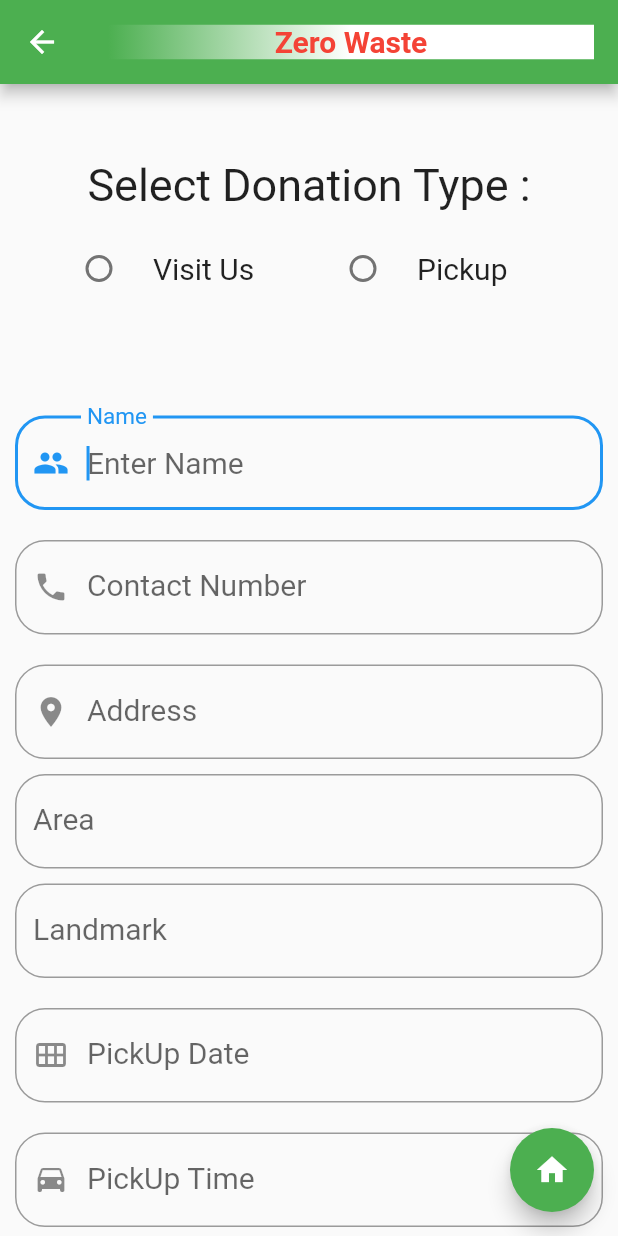
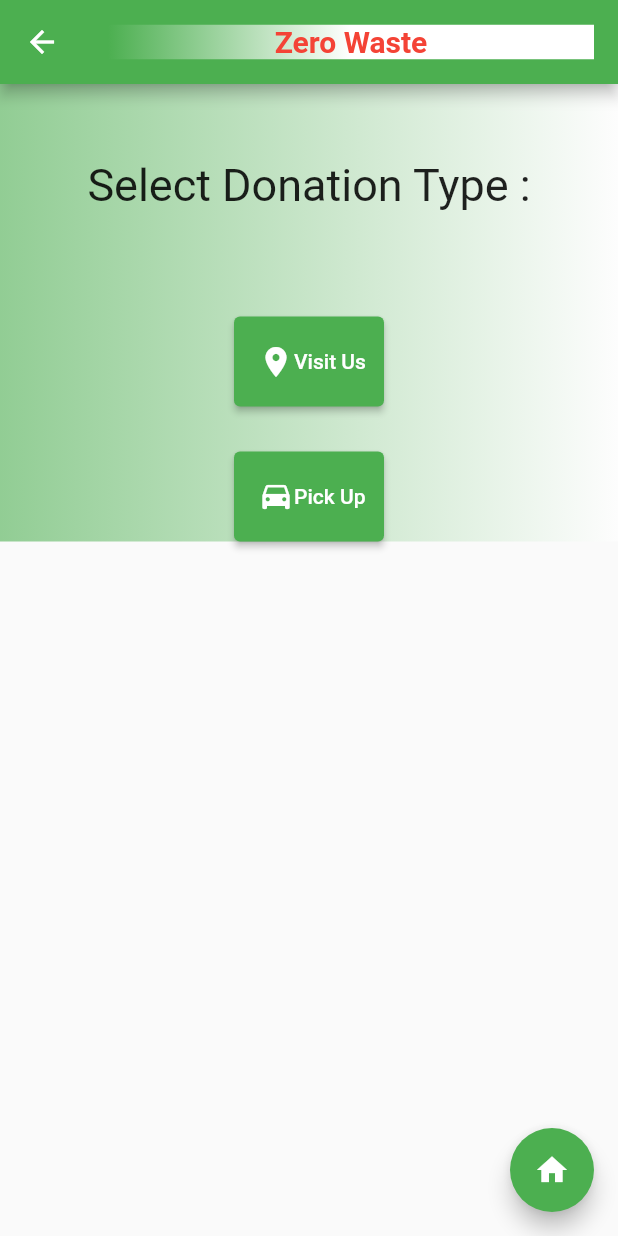
Before and after one commit to Maansi03/zerowaste, a Flutter app: the NekiDiwar screen opened directly, on a phone screen of 412 x 824 dp. Run offline on Flutter 3.47's test engine with Material 2 defaults, Android fonts, the phone set to English and light mode, and no system bars; our stand-ins replace carousel_slider, readmore.

Commit message:
22sep udate

```diff
--- a/lib/form.dart
+++ /dev/null
@@ -1,23 +0,0 @@
-import 'package:flutter/material.dart';
-
-class form extends StatefulWidget {
-  @override
-  State<form> createState() => _formState();
-}
-
-class _formState extends State<form> {
-  @override
-  Widget build(BuildContext context) {
-    return MaterialApp(
-      title: 'Material App',
-      home: Scaffold(
-        appBar: AppBar(
-            //  title: const Text('Material App Bar'),
-            ),
-        body: const Center(
-          child: Text('Hello World'),
-        ),
-      ),
-    );
-  }
-}
--- a/lib/homepage.dart
+++ b/lib/homepage.dart
@@ -50,7 +50,9 @@ class _MyHomePageState extends State<MyHomePage> {
                         bottomLeft: Radius.circular(36),
                         bottomRight: Radius.circular(36))),
                 child: Image.asset(
-                  'assets/Document.png',
+                  'assets/h11.jpg',
+                  fit: BoxFit.cover,
+                  width: double.infinity,
                 ),
               ),
             ]),
--- a/lib/nekiDiwar.dart
+++ b/lib/nekiDiwar.dart
@@ -1,7 +1,7 @@
 // ignore: file_names
 import 'package:flutter/material.dart';
-
 import 'homepage.dart';
+import 'package:url_launcher/url_launcher.dart';
 
 // ignore: use_key_in_widget_constructors
 
@@ -13,6 +13,16 @@ class NekiDiwar extends StatefulWidget {
 }
 
 class _NekiDiwarState extends State<NekiDiwar> {
+  launchMap() {
+    // ignore: deprecated_member_use
+    launch('https://goo.gl/maps/PqqNKax6ZwrF946C6');
+  }
+
+  launchForm() {
+    // ignore: deprecated_member_use
+    launch('https://forms.gle/QgoXbMM4UWHYUoS86');
+  }
+
   int _groupValue = -1;
   bool viewVisible = true;
 
@@ -25,7 +35,8 @@ class _NekiDiwarState extends State<NekiDiwar> {
   void submit() {}
   @override
   Widget build(BuildContext context) {
-    return Scaffold(
+    return Container(
+      child: Scaffold(
         appBar: AppBar(
           backgroundColor: Colors.green,
           title: Container(
@@ -52,211 +63,234 @@ class _NekiDiwarState extends State<NekiDiwar> {
         ),
         body: SingleChildScrollView(
           child: Container(
-          // decoration: BoxDecoration(
-          //   gradient: LinearGradient(
-          //     begin: Alignment.topRight,
-          //     end: Alignment.bottomRight,
-          //     colors: [
-          //       Color.fromARGB(255, 198, 220, 238),
-          //       Color.fromARGB(255, 238, 167, 162),
-          //     ],
-          //   ),
-          // ),
+            //height: double.infinity,
+            decoration: BoxDecoration(
+              gradient: LinearGradient(colors: [
+                Colors.green.withOpacity(.6),
+                Colors.white.withOpacity(.6),
+              ]),
+            ),
             child: Column(
-            crossAxisAlignment: CrossAxisAlignment.start,
-            mainAxisAlignment: MainAxisAlignment.start,
-            children: <Widget>[
-              Column(
-                children: <Widget>[
+              children: [
                 SizedBox(
                   height: 50,
                 ),
-                  Text(
+                Center(
+                  child: Text(
                     'Select Donation Type :',
                     style: TextStyle(fontSize: 30),
                   ),
-                  SizedBox(
-                    height: 10,
                 ),
-                  Row(
-                    children: <Widget>[
-                      Expanded(
-                        flex: 1,
-                        child: Container(
-                          padding: EdgeInsets.only(left: 30),
-                          child: RadioListTile(
-                            value: 0,
-                            groupValue: _groupValue,
-                            title: const Text("Visit Us",
-                                style: TextStyle(fontSize: 20)),
-                            onChanged: (newValue) => setState(
-                              () => _groupValue = newValue!,
-                            ),
-                            activeColor: Colors.red,
-                            selected: false,
-                          ),
-                        ),
-                      ),
-                      Expanded(
-                        flex: 1,
-                        child: RadioListTile(
-                          value: 1,
-                          groupValue: _groupValue,
-                          title: const Text("Pickup",
-                              style: TextStyle(fontSize: 20)),
-                          onChanged: (newValue) => setState(
-                            () => _groupValue = newValue!,
-                          ),
-                          activeColor: Colors.red,
-                          selected: false,
-                        ),
-                      ),
-                    ],
-                  ),
+
+                // Row(
+                //   children: <Widget>[
+                //     Expanded(
+                //       flex: 1,
+                //       child: Container(
+                //         padding: EdgeInsets.only(left: 30),
+                //         child: RadioListTile(
+                //           value: 0,
+                //           groupValue: _groupValue,
+                //           title: const Text("Visit Us",
+                //               style: TextStyle(fontSize: 20)),
+                //           onChanged: (newValue) => setState(
+                //             () => _groupValue = newValue!,
+                //           ),
+                //           activeColor: Colors.red,
+                //           selected: false,
+                //         ),
+                //       ),
+                //     ),
+                //     Expanded(
+                //       flex: 1,
+                //       child: RadioListTile(
+                //         value: 1,
+                //         groupValue: _groupValue,
+                //         title: const Text("Pickup",
+                //             style: TextStyle(fontSize: 20)),
+                //         onChanged: (newValue) => setState(
+                //           () => _groupValue = newValue!,
+                //         ),
+                //         activeColor: Colors.red,
+                //         selected: false,
+                //       ),
+                //     ),
+                //   ],
+                // ),
                 SizedBox(
                   height: 70,
                 ),
-
-////////////////////////////////////////////////////////// Form /////////////////////////////////////////
-                  Visibility(
-                    visible: viewVisible,
-                    child: Container(
-                      padding: EdgeInsets.only(left: 10, right: 10),
-                      child: Column(
-                        children: [
-                          TextField(
-                            autofocus: true,
-                            style: TextStyle(fontSize: 20),
-                            decoration: InputDecoration(
-                              border: OutlineInputBorder(
-                                  borderRadius: BorderRadius.circular(20),
-                                  borderSide: BorderSide(
-                                      width: 3, color: Colors.green)),
-                              labelText: 'Name',
-                              hintText: 'Enter Name',
-                              prefixIcon: Icon(Icons.people),
+                Container(
+                  height: 60,
+                  width: 100,
+                  child: ElevatedButton(
+                      onPressed: launchMap,
+                      style: ElevatedButton.styleFrom(
+                        backgroundColor: Colors.green, // Background color
                       ),
+                      child: Row(
+                        children: const [
+                          Icon(Icons.location_on),
+                          Text('Visit Us'),
+                        ],
+                      )),
                 ),
                 SizedBox(
-                            height: 20,
+                  height: 30,
                 ),
-                          TextField(
-                            style: TextStyle(fontSize: 20),
-                            decoration: InputDecoration(
-                              border: OutlineInputBorder(
-                                borderRadius: BorderRadius.circular(20),
+                Container(
+                  height: 60,
+                  width: 100,
+                  child: ElevatedButton(
+                      onPressed: launchForm,
+                      style: ElevatedButton.styleFrom(
+                        backgroundColor: Colors.green, // Background color
                       ),
-                              labelText: 'Contact Number',
-                              hintText: 'Enter Contact Number',
-                              prefixIcon: Icon(Icons.phone),
+                      child: Row(
+                        children: [
+                          Icon(Icons.time_to_leave),
+                          Text('Pick Up'),
+                        ],
+                      )),
                 ),
-                          ),
-                          SizedBox(
-                            height: 20,
-                          ),
-                          TextField(
-                            style: TextStyle(fontSize: 20),
-                            decoration: InputDecoration(
-                              border: OutlineInputBorder(
-                                borderRadius: BorderRadius.circular(20),
-                              ),
-                              labelText: 'Address ',
-                              hintText: 'Enter Street NumberS',
-                              prefixIcon: Icon(Icons.location_on),
-                            ),
-                          ),
-                          SizedBox(
-                            height: 10,
-                          ),
-                          TextField(
-                            style: TextStyle(fontSize: 20),
-                            decoration: InputDecoration(
-                              border: OutlineInputBorder(
-                                borderRadius: BorderRadius.circular(20),
-                              ),
-                              labelText: 'Area',
-                              hintText: 'Enter Area',
-                            ),
-                          ),
-                          SizedBox(
-                            height: 10,
-                          ),
-                          TextField(
-                            style: TextStyle(fontSize: 20),
-                            decoration: InputDecoration(
-                              border: OutlineInputBorder(
-                                borderRadius: BorderRadius.circular(20),
-                              ),
-                              labelText: 'Landmark',
-                              hintText: 'Enter Landmark',
-                            ),
-                          ),
-                          SizedBox(
-                            height: 20,
-                          ),
-                          TextField(
-                            style: TextStyle(fontSize: 20),
-                            decoration: InputDecoration(
-                              border: OutlineInputBorder(
-                                borderSide: BorderSide(color: Colors.green),
-                                borderRadius: BorderRadius.circular(20),
-                              ),
-                              labelText: 'PickUp Date',
-                              hintText: 'Enter PickUp Date',
-                              prefixIcon: Icon(Icons.calendar_view_month),
-                            ),
-                          ),
-                          SizedBox(
-                            height: 20,
-                          ),
-                          TextField(
-                            style: TextStyle(fontSize: 20),
-                            decoration: InputDecoration(
-                              border: OutlineInputBorder(
-                                borderRadius: BorderRadius.circular(20),
-                              ),
-                              labelText: 'PickUp Time',
-                              hintText: 'Enter PickUp Time',
-                              prefixIcon: Icon(Icons.time_to_leave),
-                            ),
-                          ),
-                          SizedBox(
-                            height: 20,
-                          ),
-                          TextField(
-                            style: TextStyle(fontSize: 20),
-                            decoration: InputDecoration(
-                              border: OutlineInputBorder(
-                                borderRadius: BorderRadius.circular(20),
-                              ),
-                              labelText: 'Donation Items',
-                              hintText: 'Items you want to donate',
-                              prefixIcon: Icon(Icons.hail),
-                            ),
-                          ),
-                          SizedBox(
-                            height: 10,
-                          ),
-                          ElevatedButton(
-                              style: ElevatedButton.styleFrom(
-                                primary: Colors.green,
-                                // side: BorderSide(color: Colors.yellow, width: 5),
-                                textStyle: const TextStyle(
-                                    color: Colors.white,
-                                    fontSize: 25,
-                                    fontStyle: FontStyle.normal),
-                                shape: BeveledRectangleBorder(
-                                    borderRadius:
-                                        BorderRadius.all(Radius.circular(10))),
-                              ),
-                              onPressed: submit,
-                              child: Text('Submit')),
-                        ],
-                      ),
-                    ),
-                  ),
-                ],
-              ),
+                ////////////////////////////////////////////////////////// Form /////////////////////////////////////////
+                // Visibility(
+                //   visible: viewVisible,
+                //   child: Container(
+                //     padding: EdgeInsets.only(left: 10, right: 10),
+                //     child: Column(
+                //       children: [
+                //         TextField(
+                //           autofocus: true,
+                //           style: TextStyle(fontSize: 20),
+                //           decoration: InputDecoration(
+                //             border: OutlineInputBorder(
+                //                 borderRadius: BorderRadius.circular(20),
+                //                 borderSide: BorderSide(
+                //                     width: 3, color: Colors.green)),
+                //             labelText: 'Name',
+                //             hintText: 'Enter Name',
+                //             prefixIcon: Icon(Icons.people),
+                //           ),
+                //         ),
+                //         SizedBox(
+                //           height: 20,
+                //         ),
+                //         TextField(
+                //           style: TextStyle(fontSize: 20),
+                //           decoration: InputDecoration(
+                //             border: OutlineInputBorder(
+                //               borderRadius: BorderRadius.circular(20),
+                //             ),
+                //             labelText: 'Contact Number',
+                //             hintText: 'Enter Contact Number',
+                //             prefixIcon: Icon(Icons.phone),
+                //           ),
+                //         ),
+                //         SizedBox(
+                //           height: 20,
+                //         ),
+                //         TextField(
+                //           style: TextStyle(fontSize: 20),
+                //           decoration: InputDecoration(
+                //             border: OutlineInputBorder(
+                //               borderRadius: BorderRadius.circular(20),
+                //             ),
+                //             labelText: 'Address ',
+                //             hintText: 'Enter Street NumberS',
+                //             prefixIcon: Icon(Icons.location_on),
+                //           ),
+                //         ),
+                //         SizedBox(
+                //           height: 10,
+                //         ),
+                //         TextField(
+                //           style: TextStyle(fontSize: 20),
+                //           decoration: InputDecoration(
+                //             border: OutlineInputBorder(
+                //               borderRadius: BorderRadius.circular(20),
+                //             ),
+                //             labelText: 'Area',
+                //             hintText: 'Enter Area',
+                //           ),
+                //         ),
+                //         SizedBox(
+                //           height: 10,
+                //         ),
+                //         TextField(
+                //           style: TextStyle(fontSize: 20),
+                //           decoration: InputDecoration(
+                //             border: OutlineInputBorder(
+                //               borderRadius: BorderRadius.circular(20),
+                //             ),
+                //             labelText: 'Landmark',
+                //             hintText: 'Enter Landmark',
+                //           ),
+                //         ),
+                //         SizedBox(
+                //           height: 20,
+                //         ),
+                //         TextField(
+                //           style: TextStyle(fontSize: 20),
+                //           decoration: InputDecoration(
+                //             border: OutlineInputBorder(
+                //               borderSide: BorderSide(color: Colors.green),
+                //               borderRadius: BorderRadius.circular(20),
+                //             ),
+                //             labelText: 'PickUp Date',
+                //             hintText: 'Enter PickUp Date',
+                //             prefixIcon: Icon(Icons.calendar_view_month),
+                //           ),
+                //         ),
+                //         SizedBox(
+                //           height: 20,
+                //         ),
+                //         TextField(
+                //           style: TextStyle(fontSize: 20),
+                //           decoration: InputDecoration(
+                //             border: OutlineInputBorder(
+                //               borderRadius: BorderRadius.circular(20),
+                //             ),
+                //             labelText: 'PickUp Time',
+                //             hintText: 'Enter PickUp Time',
+                //             prefixIcon: Icon(Icons.time_to_leave),
+                //           ),
+                //         ),
+                //         SizedBox(
+                //           height: 20,
+                //         ),
+                //         TextField(
+                //           style: TextStyle(fontSize: 20),
+                //           decoration: InputDecoration(
+                //             border: OutlineInputBorder(
+                //               borderRadius: BorderRadius.circular(20),
+                //             ),
+                //             labelText: 'Donation Items',
+                //             hintText: 'Items you want to donate',
+                //             prefixIcon: Icon(Icons.hail),
+                //           ),
+                //         ),
+                //         SizedBox(
+                //           height: 10,
+                //         ),
+                //         ElevatedButton(
+                //             style: ElevatedButton.styleFrom(
+                //               primary: Colors.green,
+                //               // side: BorderSide(color: Colors.yellow, width: 5),
+                //               textStyle: const TextStyle(
+                //                   color: Colors.white,
+                //                   fontSize: 25,
+                //                   fontStyle: FontStyle.normal),
+                //               shape: BeveledRectangleBorder(
+                //                   borderRadius:
+                //                       BorderRadius.all(Radius.circular(10))),
+                //             ),
+                //             onPressed: submit,
+                //             child: Text('Submit')),
+                //       ],
+                //     ),
+                //   ),
+                // ),
               ],
             ),
           ),
@@ -271,6 +305,7 @@ class _NekiDiwarState extends State<NekiDiwar> {
             );
           },
         ),
+      ),
     );
   }
 }
--- a/pubspec.yaml
+++ b/pubspec.yaml
@@ -75,7 +75,11 @@ flutter:
       - Document.png
       - nekidiwar.jpeg
       - nekikideewar2.jpeg
-      - nekikideewar3.jpeg
+      - ND1.jpeg
+      - ND2.jpeg
+      - ND3.jpeg
+      - ND4.jpeg
+      - h11.jpg
   #   - images/a_dot_burr.jpeg
   #   - images/a_dot_ham.jpeg
 
```
Also changed, not shown: lib/aboutNekiDiwar.dart (+127 -30 lines), assets/ND1.jpeg (added), assets/ND2.jpeg (added), assets/ND3.jpeg (added), assets/ND4.jpeg (added), assets/h11.jpg (added), assets/nekikideewar2 - Copy.jpeg (added), assets/nekikideewar2.jpeg. Lines whose indentation alone changed are shown as unchanged.
